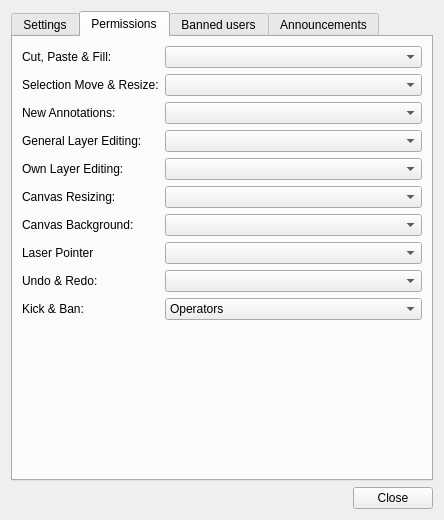
Qt form src/desktop/ui/sessionsettings.ui (drawpile/Drawpile) before a commit.
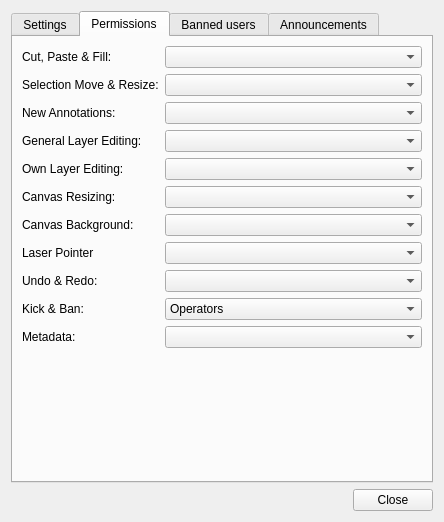
The same form after that commit. The open tabs and pages were chosen to show the change. Icons and pictures are not drawn. Custom widgets are drawn as their Qt base class.

Commit message:
Add document metadata fields
Add a document-wide metadata struct.
Add commands for setting document metadata fields.
Currently implemented fields: DPI and animation framerate.
UI for changing metadata not yet implemented.

Diff of the .ui file:
```diff
--- a/src/desktop/ui/sessionsettings.ui
+++ b/src/desktop/ui/sessionsettings.ui
@@ -7,7 +7,7 @@
     <x>0</x>
     <y>0</y>
     <width>444</width>
-    <height>520</height>
+    <height>522</height>
    </rect>
   </property>
   <property name="windowTitle">
@@ -354,13 +354,23 @@
          </item>
         </widget>
        </item>
-       <item row="11" column="0" colspan="2">
+       <item row="12" column="0" colspan="2">
         <widget class="widgets::PresetSelector" name="permissionPresets">
          <property name="presetFolder">
           <string>permissions</string>
          </property>
         </widget>
        </item>
+       <item row="11" column="0">
+        <widget class="QLabel" name="label_17">
+         <property name="text">
+          <string>Metadata:</string>
+         </property>
+        </widget>
+       </item>
+       <item row="11" column="1">
+        <widget class="QComboBox" name="permMetadata"/>
+       </item>
       </layout>
      </widget>
      <widget class="QWidget" name="tab_2">
```
The commit also changes 32 other files.
